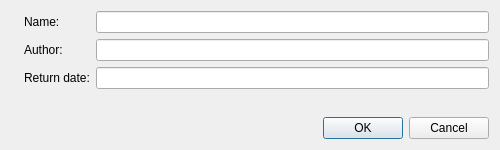
Above: GUI/AddBookDialog.ui from AntonyYurchenko/Library before the change. Below: the same form after it.
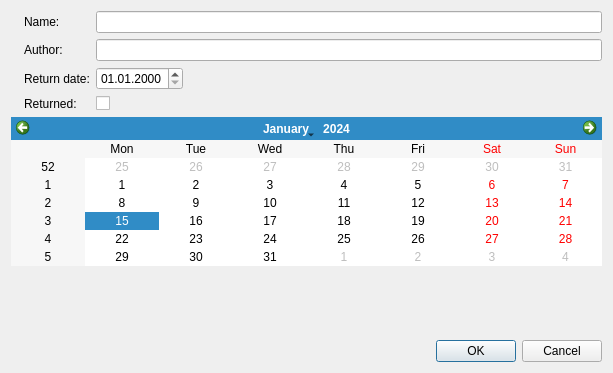
That is the form after the change. Icons and pictures are not drawn.

```diff
--- a/GUI/AddBookDialog.ui
+++ b/GUI/AddBookDialog.ui
@@ -6,8 +6,8 @@
    <rect>
     <x>0</x>
     <y>0</y>
-    <width>500</width>
-    <height>150</height>
+    <width>613</width>
+    <height>373</height>
    </rect>
   </property>
   <property name="windowTitle">
@@ -17,31 +17,8 @@
    <number>5</number>
   </property>
   <layout class="QGridLayout" name="gridLayout_2">
-   <item row="0" column="0" rowspan="3">
-    <widget class="QLabel" name="label_4">
-     <property name="text">
-      <string/>
-     </property>
-     <property name="pixmap">
-      <pixmap resource="../Resource.qrc">:/png/Resources/book_add.png</pixmap>
-     </property>
-     <property name="scaledContents">
-      <bool>false</bool>
-     </property>
-    </widget>
-   </item>
-   <item row="0" column="1">
+   <item row="0" column="2">
     <layout class="QGridLayout" name="gridLayout">
-     <item row="0" column="0">
-      <widget class="QLabel" name="label">
-       <property name="text">
-        <string>Name:</string>
-       </property>
-      </widget>
-     </item>
-     <item row="0" column="1">
-      <widget class="QLineEdit" name="nameEdit"/>
-     </item>
      <item row="1" column="0">
       <widget class="QLabel" name="label_2">
        <property name="text">
@@ -49,8 +26,36 @@
        </property>
       </widget>
      </item>
-     <item row="1" column="1">
-      <widget class="QLineEdit" name="authorEdit"/>
+     <item row="0" column="0">
+      <widget class="QLabel" name="label">
+       <property name="text">
+        <string>Name:</string>
+       </property>
+      </widget>
+     </item>
+     <item row="2" column="2">
+      <widget class="QDateEdit" name="dateEdit">
+       <property name="dateTime">
+        <datetime>
+         <hour>0</hour>
+         <minute>0</minute>
+         <second>0</second>
+         <year>2000</year>
+         <month>1</month>
+         <day>1</day>
+        </datetime>
+       </property>
+       <property name="displayFormat">
+        <string>dd.MM.yyyy</string>
+       </property>
+      </widget>
+     </item>
+     <item row="3" column="0">
+      <widget class="QLabel" name="label_5">
+       <property name="text">
+        <string>Returned:</string>
+       </property>
+      </widget>
      </item>
      <item row="2" column="0">
       <widget class="QLabel" name="label_3">
@@ -59,22 +64,35 @@
        </property>
       </widget>
      </item>
-     <item row="2" column="1">
-      <widget class="QLineEdit" name="dateEdit"/>
+     <item row="3" column="2">
+      <widget class="QCheckBox" name="returnBox">
+       <property name="text">
+        <string/>
+       </property>
+      </widget>
+     </item>
+     <item row="2" column="3">
+      <spacer name="horizontalSpacer">
+       <property name="orientation">
+        <enum>Qt::Horizontal</enum>
+       </property>
+       <property name="sizeHint" stdset="0">
+        <size>
+         <width>40</width>
+         <height>20</height>
+        </size>
+       </property>
+      </spacer>
+     </item>
+     <item row="1" column="2" colspan="2">
+      <widget class="QLineEdit" name="authorEdit"/>
+     </item>
+     <item row="0" column="2" colspan="2">
+      <widget class="QLineEdit" name="nameEdit"/>
      </item>
     </layout>
    </item>
-   <item row="2" column="1">
-    <widget class="QDialogButtonBox" name="buttonBox">
-     <property name="orientation">
-      <enum>Qt::Horizontal</enum>
-     </property>
-     <property name="standardButtons">
-      <set>QDialogButtonBox::Cancel|QDialogButtonBox::Ok</set>
-     </property>
-    </widget>
-   </item>
-   <item row="1" column="1">
+   <item row="2" column="2">
     <spacer name="verticalSpacer">
      <property name="orientation">
       <enum>Qt::Vertical</enum>
@@ -87,6 +105,36 @@
      </property>
     </spacer>
    </item>
+   <item row="0" column="1">
+    <widget class="QLabel" name="label_4">
+     <property name="text">
+      <string/>
+     </property>
+     <property name="pixmap">
+      <pixmap resource="../Resource.qrc">:/png/Resources/book_add.png</pixmap>
+     </property>
+     <property name="scaledContents">
+      <bool>false</bool>
+     </property>
+    </widget>
+   </item>
+   <item row="1" column="1" colspan="2">
+    <widget class="QCalendarWidget" name="calendarWidget">
+     <property name="firstDayOfWeek">
+      <enum>Qt::Monday</enum>
+     </property>
+    </widget>
+   </item>
+   <item row="3" column="1" colspan="2">
+    <widget class="QDialogButtonBox" name="buttonBox">
+     <property name="orientation">
+      <enum>Qt::Horizontal</enum>
+     </property>
+     <property name="standardButtons">
+      <set>QDialogButtonBox::Cancel|QDialogButtonBox::Ok</set>
+     </property>
+    </widget>
+   </item>
   </layout>
  </widget>
  <resources>
```
